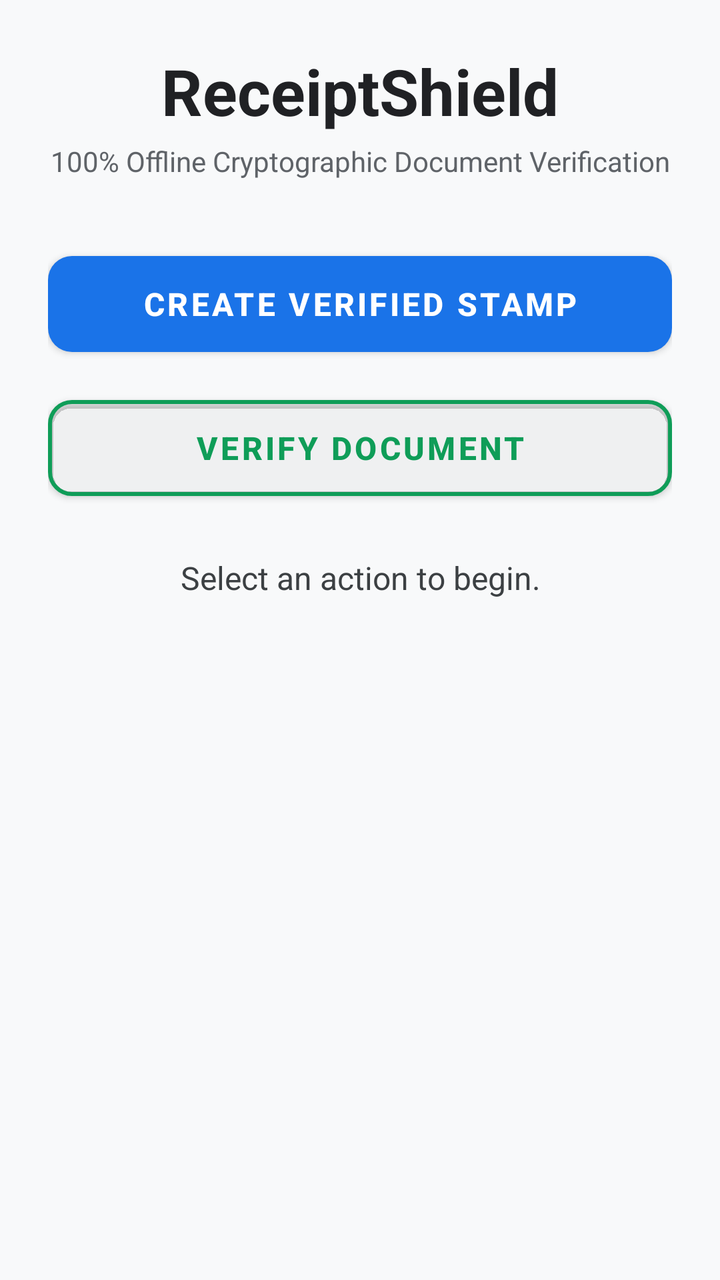
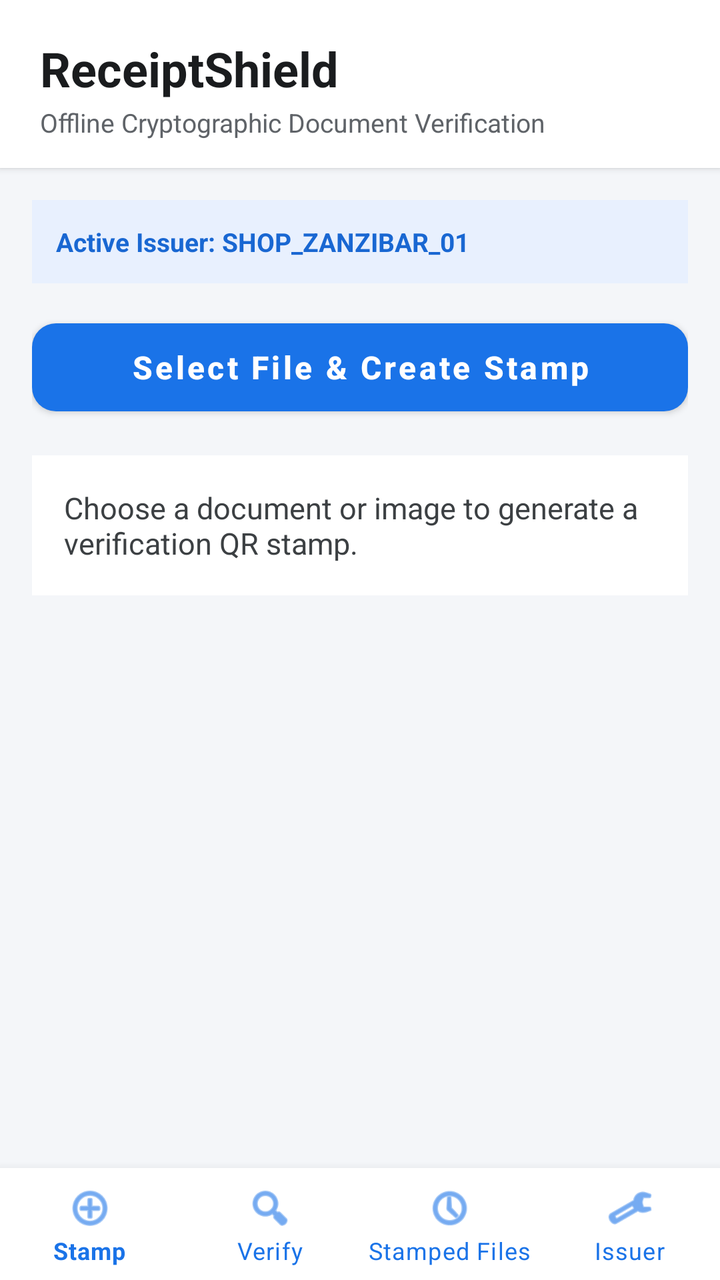

Before-and-after screenshots of an Android layout around one commit, followed by the original layout XML and the change that was made.
<!-- AndroidManifest.xml: application theme Theme.MaterialComponents.DayNight.NoActionBar -->
<!-- res/layout/activity_main.xml -->
<?xml version="1.0" encoding="utf-8"?>
<androidx.constraintlayout.widget.ConstraintLayout 
    xmlns:android="http://schemas.android.com/apk/res/android"
    xmlns:app="http://schemas.android.com/apk/res-auto"
    android:layout_width="match_parent"
    android:layout_height="match_parent"
    android:padding="24dp"
    android:background="#F8F9FA">

    <TextView
        android:id="@+id/titleText"
        android:layout_width="wrap_content"
        android:layout_height="wrap_content"
        android:text="ReceiptShield"
        android:textColor="#202124"
        android:textSize="32sp"
        android:textStyle="bold"
        app:layout_constraintEnd_toEndOf="parent"
        app:layout_constraintStart_toStartOf="parent"
        app:layout_constraintTop_toTopOf="parent" />

    <TextView
        android:id="@+id/subtitleText"
        android:layout_width="0dp"
        android:layout_height="wrap_content"
        android:layout_marginTop="4dp"
        android:gravity="center"
        android:text="100% Offline Cryptographic Document Verification"
        android:textColor="#5F6368"
        android:textSize="14sp"
        app:layout_constraintEnd_toEndOf="parent"
        app:layout_constraintStart_toStartOf="parent"
        app:layout_constraintTop_toBottomOf="@id/titleText" />

    <com.google.android.material.button.MaterialButton
        android:id="@+id/btnCreateStamp"
        android:layout_width="0dp"
        android:layout_height="60dp"
        android:layout_marginTop="32dp"
        android:text="Create Verified Stamp"
        android:textSize="16sp"
        android:textStyle="bold"
        app:backgroundTint="#1A73E8"
        app:cornerRadius="12dp"
        app:layout_constraintEnd_toEndOf="parent"
        app:layout_constraintStart_toStartOf="parent"
        app:layout_constraintTop_toBottomOf="@id/subtitleText" />

    <com.google.android.material.button.MaterialButton
        android:id="@+id/btnVerifyDoc"
        android:layout_width="0dp"
        android:layout_height="60dp"
        android:layout_marginTop="12dp"
        android:text="Verify Document"
        android:textSize="16sp"
        android:textStyle="bold"
        android:textColor="#0F9D58"
        app:backgroundTint="@android:color/transparent"
        app:cornerRadius="12dp"
        app:iconTint="#0F9D58"
        app:layout_constraintEnd_toEndOf="parent"
        app:layout_constraintStart_toStartOf="parent"
        app:layout_constraintTop_toBottomOf="@id/btnCreateStamp"
        app:strokeColor="#0F9D58"
        app:strokeWidth="2dp" />

    <ProgressBar
        android:id="@+id/progressBar"
        android:layout_width="wrap_content"
        android:layout_height="wrap_content"
        android:layout_marginTop="24dp"
        android:visibility="gone"
        app:layout_constraintEnd_toEndOf="parent"
        app:layout_constraintStart_toStartOf="parent"
        app:layout_constraintTop_toBottomOf="@id/btnVerifyDoc" />

    <ImageView
        android:id="@+id/ivQrPreview"
        android:layout_width="250dp"
        android:layout_height="250dp"
        android:layout_marginTop="24dp"
        android:scaleType="fitCenter"
        android:visibility="gone"
        app:layout_constraintEnd_toEndOf="parent"
        app:layout_constraintStart_toStartOf="parent"
        app:layout_constraintTop_toBottomOf="@id/progressBar" />

    <TextView
        android:id="@+id/tvStatus"
        android:layout_width="0dp"
        android:layout_height="wrap_content"
        android:layout_marginTop="24dp"
        android:gravity="center"
        android:text="Select an action to begin."
        android:textColor="#3C4043"
        android:textSize="16sp"
        app:layout_constraintEnd_toEndOf="parent"
        app:layout_constraintStart_toStartOf="parent"
        app:layout_constraintTop_toBottomOf="@id/ivQrPreview" />

</androidx.constraintlayout.widget.ConstraintLayout>
<!-- resources referenced by this layout -->
<resources>

</resources>

<!-- the commit's change to res/layout/activity_main.xml (unified diff, before → after) -->
@@ -1,101 +1,329 @@
 <?xml version="1.0" encoding="utf-8"?>
-<androidx.constraintlayout.widget.ConstraintLayout 
+<androidx.constraintlayout.widget.ConstraintLayout
     xmlns:android="http://schemas.android.com/apk/res/android"
     xmlns:app="http://schemas.android.com/apk/res-auto"
     android:layout_width="match_parent"
     android:layout_height="match_parent"
-    android:padding="24dp"
-    android:background="#F8F9FA">
-
-    <TextView
-        android:id="@+id/titleText"
-        android:layout_width="wrap_content"
+    android:background="#F4F6F9">
+
+    
+    <LinearLayout
+        android:id="@+id/headerBar"
+        android:layout_width="0dp"
         android:layout_height="wrap_content"
-        android:text="ReceiptShield"
-        android:textColor="#202124"
-        android:textSize="32sp"
-        android:textStyle="bold"
+        android:background="#FFFFFF"
+        android:elevation="2dp"
+        android:orientation="vertical"
+        android:paddingHorizontal="20dp"
+        android:paddingTop="18dp"
+        android:paddingBottom="14dp"
         app:layout_constraintEnd_toEndOf="parent"
         app:layout_constraintStart_toStartOf="parent"
-        app:layout_constraintTop_toTopOf="parent" />
-
-    <TextView
-        android:id="@+id/subtitleText"
+        app:layout_constraintTop_toTopOf="parent">
+
+        <TextView
+            android:id="@+id/titleText"
+            android:layout_width="wrap_content"
+            android:layout_height="wrap_content"
+            android:text="ReceiptShield"
+            android:textColor="#1A1C1E"
+            android:textSize="24sp"
+            android:textStyle="bold" />
+
+        <TextView
+            android:id="@+id/subtitleText"
+            android:layout_width="wrap_content"
+            android:layout_height="wrap_content"
+            android:layout_marginTop="2dp"
+            android:text="Offline Cryptographic Document Verification"
+            android:textColor="#5F6368"
+            android:textSize="13sp" />
+    </LinearLayout>
+
+    
+    <ScrollView
+        android:id="@+id/scrollContent"
+        android:layout_width="0dp"
+        android:layout_height="0dp"
+        android:fillViewport="true"
+        android:padding="16dp"
+        app:layout_constraintBottom_toTopOf="@id/bottomNav"
+        app:layout_constraintEnd_toEndOf="parent"
+        app:layout_constraintStart_toStartOf="parent"
+        app:layout_constraintTop_toBottomOf="@id/headerBar">
+
+        <LinearLayout
+            android:layout_width="match_parent"
+            android:layout_height="wrap_content"
+            android:orientation="vertical">
+
+            
+            <LinearLayout
+                android:id="@+id/sectionStamp"
+                android:layout_width="match_parent"
+                android:layout_height="wrap_content"
+                android:orientation="vertical"
+                android:visibility="visible">
+
+                <TextView
+                    android:id="@+id/tvActiveIssuerBadge"
+                    android:layout_width="match_parent"
+                    android:layout_height="wrap_content"
+                    android:background="#E8F0FE"
+                    android:padding="12dp"
+                    android:text="Active Issuer: SHOP_ZANZIBAR_01"
+                    android:textColor="#1967D2"
+                    android:textSize="13sp"
+                    android:textStyle="bold" />
+
+                <com.google.android.material.button.MaterialButton
+                    android:id="@+id/btnCreateStamp"
+                    android:layout_width="match_parent"
+                    android:layout_height="56dp"
+                    android:layout_marginTop="14dp"
+                    android:text="Select File &amp; Create Stamp"
+                    android:textAllCaps="false"
+                    android:textColor="#FFFFFF"
+                    android:textSize="16sp"
+                    android:textStyle="bold"
+                    app:backgroundTint="#1A73E8"
+                    app:cornerRadius="12dp" />
+
+                <ProgressBar
+                    android:id="@+id/progressBar"
+                    android:layout_width="wrap_content"
+                    android:layout_height="wrap_content"
+                    android:layout_gravity="center_horizontal"
+                    android:layout_marginTop="18dp"
+                    android:visibility="gone" />
+
+                <ImageView
+                    android:id="@+id/ivQrPreview"
+                    android:layout_width="240dp"
+                    android:layout_height="240dp"
+                    android:layout_gravity="center_horizontal"
+                    android:layout_marginTop="18dp"
+                    android:background="#FFFFFF"
+                    android:padding="10dp"
+                    android:scaleType="fitCenter"
+                    android:visibility="gone" />
+
+                
+                <LinearLayout
+                    android:id="@+id/qrActionsRow"
+                    android:layout_width="match_parent"
+                    android:layout_height="wrap_content"
+                    android:layout_marginTop="12dp"
+                    android:gravity="center"
+                    android:orientation="horizontal"
+                    android:visibility="gone">
+
+                    <com.google.android.material.button.MaterialButton
+                        android:id="@+id/btnSaveQr"
+                        android:layout_width="0dp"
+                        android:layout_height="48dp"
+                        android:layout_marginEnd="6dp"
+                        android:layout_weight="1"
+                        android:text="Save QR"
+                        android:textAllCaps="false"
+                        android:textColor="#0F9D58"
+                        android:textStyle="bold"
+                        app:backgroundTint="#FFFFFF"
+                        app:cornerRadius="10dp"
+                        app:rippleColor="#1A0F9D58"
+                        app:strokeColor="#0F9D58"
+                        app:strokeWidth="1.5dp" />
+
+                    <com.google.android.material.button.MaterialButton
+                        android:id="@+id/btnShareQr"
+                        android:layout_width="0dp"
+                        android:layout_height="48dp"
+                        android:layout_marginStart="6dp"
+                        android:layout_weight="1"
+                        android:text="Share QR"
+                        android:textAllCaps="false"
+                        android:textColor="#1A73E8"
+                        android:textStyle="bold"
+                        app:backgroundTint="#FFFFFF"
+                        app:cornerRadius="10dp"
+                        app:rippleColor="#1A1A73E8"
+                        app:strokeColor="#1A73E8"
+                        app:strokeWidth="1.5dp" />
+                </LinearLayout>
+
+                <TextView
+                    android:id="@+id/tvStatus"
+                    android:layout_width="match_parent"
+                    android:layout_height="wrap_content"
+                    android:layout_marginTop="16dp"
+                    android:background="#FFFFFF"
+                    android:padding="16dp"
+                    android:text="Choose a document or image to generate a verification QR stamp."
+                    android:textColor="#3C4043"
+                    android:textSize="15sp" />
+            </LinearLayout>
+
+            
+            <LinearLayout
+                android:id="@+id/sectionVerify"
+                android:layout_width="match_parent"
+                android:layout_height="wrap_content"
+                android:orientation="vertical"
+                android:visibility="gone">
+
+                <TextView
+                    android:layout_width="match_parent"
+                    android:layout_height="wrap_content"
+                    android:background="#FFFFFF"
+                    android:padding="14dp"
+                    android:text="1. Pick the receipt/document file.\n2. Pick the QR code image to verify authenticity."
+                    android:textColor="#3C4043"
+                    android:textSize="14sp" />
+
+                <com.google.android.material.button.MaterialButton
+                    android:id="@+id/btnVerifyDoc"
+                    android:layout_width="match_parent"
+                    android:layout_height="56dp"
+                    android:layout_marginTop="14dp"
+                    android:text="Start Document Verification"
+                    android:textAllCaps="false"
+                    android:textColor="#FFFFFF"
+                    android:textSize="16sp"
+                    android:textStyle="bold"
+                    app:backgroundTint="#0F9D58"
+                    app:cornerRadius="12dp" />
+
+                <TextView
+                    android:id="@+id/tvVerifyStatus"
+                    android:layout_width="match_parent"
+                    android:layout_height="wrap_content"
+                    android:layout_marginTop="16dp"
+                    android:background="#FFFFFF"
+                    android:padding="16dp"
+                    android:text="No verification run yet."
+                    android:textColor="#3C4043"
+                    android:textSize="15sp" />
+            </LinearLayout>
+
+            
+            <LinearLayout
+                android:id="@+id/sectionHistory"
+                android:layout_width="match_parent"
+                android:layout_height="wrap_content"
+                android:orientation="vertical"
+                android:visibility="gone">
+
+                <LinearLayout
+                    android:layout_width="match_parent"
+                    android:layout_height="wrap_content"
+                    android:gravity="center_vertical"
+                    android:orientation="horizontal">
+
+                    <TextView
+                        android:layout_width="0dp"
+                        android:layout_height="wrap_content"
+                        android:layout_weight="1"
+                        android:text="Stamped Files History"
+                        android:textColor="#1A1C1E"
+                        android:textSize="18sp"
+                        android:textStyle="bold" />
+
+                    <com.google.android.material.button.MaterialButton
+                        android:id="@+id/btnClearHistory"
+                        android:layout_width="wrap_content"
+                        android:layout_height="40dp"
+                        android:text="Clear All"
+                        android:textAllCaps="false"
+                        android:textColor="#D93025"
+                        android:textSize="13sp"
+                        app:backgroundTint="#FFFFFF"
+                        app:cornerRadius="8dp"
+                        app:strokeColor="#D93025"
+                        app:strokeWidth="1dp" />
+                </LinearLayout>
+
+                <LinearLayout
+                    android:id="@+id/historyContainer"
+                    android:layout_width="match_parent"
+                    android:layout_height="wrap_content"
+                    android:layout_marginTop="12dp"
+                    android:orientation="vertical" />
+            </LinearLayout>
+
+            
+            <LinearLayout
+                android:id="@+id/sectionSettings"
+                android:layout_width="match_parent"
+                android:layout_height="wrap_content"
+                android:background="#FFFFFF"
+                android:orientation="vertical"
+                android:padding="16dp"
+                android:visibility="gone">
+
+                <TextView
+                    android:layout_width="match_parent"
+                    android:layout_height="wrap_content"
+                    android:text="Issuer / Shop ID"
+                    android:textColor="#1A1C1E"
+                    android:textSize="17sp"
+                    android:textStyle="bold" />
+
+                <TextView
+                    android:layout_width="match_parent"
+                    android:layout_height="wrap_content"
+                    android:layout_marginTop="4dp"
+                    android:text="Included inside every generated QR stamp."
+                    android:textColor="#5F6368"
+                    android:textSize="13sp" />
+
+                <EditText
+                    android:id="@+id/etIssuerId"
+                    android:layout_width="match_parent"
+                    android:layout_height="48dp"
+                    android:layout_marginTop="12dp"
+                    android:background="@android:drawable/edit_text"
+                    android:hint="e.g. SHOP_ZANZIBAR_01"
+                    android:inputType="text"
+                    android:paddingHorizontal="12dp"
+                    android:textColor="#1A1C1E"
+                    android:textSize="15sp" />
+
+                <com.google.android.material.button.MaterialButton
+                    android:id="@+id/btnSaveIssuer"
+                    android:layout_width="match_parent"
+                    android:layout_height="50dp"
+                    android:layout_marginTop="12dp"
+                    android:text="Save Issuer ID"
+                    android:textAllCaps="false"
+                    android:textColor="#FFFFFF"
+                    android:textStyle="bold"
+                    app:backgroundTint="#1A73E8"
+                    app:cornerRadius="10dp" />
+
+                <TextView
+                    android:id="@+id/tvIssuerSavedMsg"
+                    android:layout_width="match_parent"
+                    android:layout_height="wrap_content"
+                    android:layout_marginTop="8dp"
+                    android:textColor="#0F9D58"
+                    android:textSize="14sp" />
+            </LinearLayout>
+
+        </LinearLayout>
+    </ScrollView>
+
+    
+    <com.google.android.material.bottomnavigation.BottomNavigationView
+        android:id="@+id/bottomNav"
         android:layout_width="0dp"
         android:layout_height="wrap_content"
-        android:layout_marginTop="4dp"
-        android:gravity="center"
-        android:text="100% Offline Cryptographic Document Verification"
-        android:textColor="#5F6368"
-        android:textSize="14sp"
+        android:background="#FFFFFF"
+        app:itemIconTint="#1A73E8"
+        app:itemTextColor="#1A73E8"
+        app:labelVisibilityMode="labeled"
+        app:layout_constraintBottom_toBottomOf="parent"
         app:layout_constraintEnd_toEndOf="parent"
         app:layout_constraintStart_toStartOf="parent"
-        app:layout_constraintTop_toBottomOf="@id/titleText" />
-
-    <com.google.android.material.button.MaterialButton
-        android:id="@+id/btnCreateStamp"
-        android:layout_width="0dp"
-        android:layout_height="60dp"
-        android:layout_marginTop="32dp"
-        android:text="Create Verified Stamp"
-        android:textSize="16sp"
-        android:textStyle="bold"
-        app:backgroundTint="#1A73E8"
-        app:cornerRadius="12dp"
-        app:layout_constraintEnd_toEndOf="parent"
-        app:layout_constraintStart_toStartOf="parent"
-        app:layout_constraintTop_toBottomOf="@id/subtitleText" />
-
-    <com.google.android.material.button.MaterialButton
-        android:id="@+id/btnVerifyDoc"
-        android:layout_width="0dp"
-        android:layout_height="60dp"
-        android:layout_marginTop="12dp"
-        android:text="Verify Document"
-        android:textSize="16sp"
-        android:textStyle="bold"
-        android:textColor="#0F9D58"
-        app:backgroundTint="@android:color/transparent"
-        app:cornerRadius="12dp"
-        app:iconTint="#0F9D58"
-        app:layout_constraintEnd_toEndOf="parent"
-        app:layout_constraintStart_toStartOf="parent"
-        app:layout_constraintTop_toBottomOf="@id/btnCreateStamp"
-        app:strokeColor="#0F9D58"
-        app:strokeWidth="2dp" />
-
-    <ProgressBar
-        android:id="@+id/progressBar"
-        android:layout_width="wrap_content"
-        android:layout_height="wrap_content"
-        android:layout_marginTop="24dp"
-        android:visibility="gone"
-        app:layout_constraintEnd_toEndOf="parent"
-        app:layout_constraintStart_toStartOf="parent"
-        app:layout_constraintTop_toBottomOf="@id/btnVerifyDoc" />
-
-    <ImageView
-        android:id="@+id/ivQrPreview"
-        android:layout_width="250dp"
-        android:layout_height="250dp"
-        android:layout_marginTop="24dp"
-        android:scaleType="fitCenter"
-        android:visibility="gone"
-        app:layout_constraintEnd_toEndOf="parent"
-        app:layout_constraintStart_toStartOf="parent"
-        app:layout_constraintTop_toBottomOf="@id/progressBar" />
-
-    <TextView
-        android:id="@+id/tvStatus"
-        android:layout_width="0dp"
-        android:layout_height="wrap_content"
-        android:layout_marginTop="24dp"
-        android:gravity="center"
-        android:text="Select an action to begin."
-        android:textColor="#3C4043"
-        android:textSize="16sp"
-        app:layout_constraintEnd_toEndOf="parent"
-        app:layout_constraintStart_toStartOf="parent"
-        app:layout_constraintTop_toBottomOf="@id/ivQrPreview" />
+        app:menu="@menu/bottom_nav_menu" />
 
 </androidx.constraintlayout.widget.ConstraintLayout>
